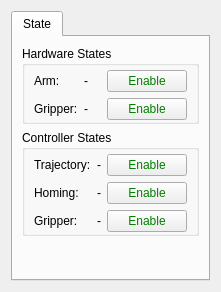
The window that ROS2/ros2_scara_ws/src/bioscara_rviz_plugin/src/ui/bioscara_rviz_plugin_frame.ui (DALSA-Lab/DTU-Scara-Robot) describes before a commit, drawn with Qt 5.
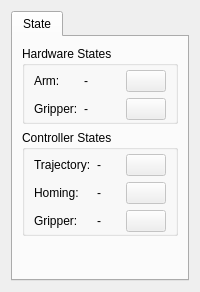
The same window after the commit.

Commit message: feat: working buttons

The edit to the form file:
```diff
--- a/ROS2/ros2_scara_ws/src/bioscara_rviz_plugin/src/ui/bioscara_rviz_plugin_frame.ui
+++ b/ROS2/ros2_scara_ws/src/bioscara_rviz_plugin/src/ui/bioscara_rviz_plugin_frame.ui
@@ -67,11 +67,8 @@
             </item>
           <item row="0" column="2">
            <widget class="QPushButton" name="arm_en_btn">
-            <property name="styleSheet">
-             <string notr="true">color:green</string>
-            </property>
-            <property name="text">
-             <string>Enable</string>
+            <property name="enabled">
+             <bool>false</bool>
             </property>
             <property name="checkable">
              <bool>false</bool>
@@ -109,11 +106,8 @@
             </item>
           <item row="1" column="2">
            <widget class="QPushButton" name="gripper_en_btn">
-            <property name="styleSheet">
-             <string notr="true">color:green</string>
-            </property>
-            <property name="text">
-             <string>Enable</string>
+            <property name="enabled">
+             <bool>false</bool>
             </property>
             <property name="checkable">
              <bool>false</bool>
@@ -166,11 +160,8 @@
             </item>
           <item row="0" column="2">
            <widget class="QPushButton" name="vjtc_ctrl_en_btn">
-            <property name="styleSheet">
-             <string notr="true">color:green</string>
-            </property>
-            <property name="text">
-             <string>Enable</string>
+            <property name="enabled">
+             <bool>false</bool>
             </property>
             <property name="checkable">
              <bool>false</bool>
@@ -208,11 +199,8 @@
             </item>
           <item row="1" column="2">
            <widget class="QPushButton" name="homing_ctrl_en_btn">
-            <property name="styleSheet">
-             <string notr="true">color:green</string>
-            </property>
-            <property name="text">
-             <string>Enable</string>
+            <property name="enabled">
+             <bool>false</bool>
             </property>
             <property name="checkable">
              <bool>false</bool>
@@ -250,11 +238,8 @@
             </item>
           <item row="2" column="2">
            <widget class="QPushButton" name="gripper_ctrl_en_btn">
-            <property name="styleSheet">
-             <string notr="true">color:green</string>
-            </property>
-            <property name="text">
-             <string>Enable</string>
+            <property name="enabled">
+             <bool>false</bool>
             </property>
             <property name="checkable">
              <bool>false</bool>
```
The commit also changes 3 other files.
